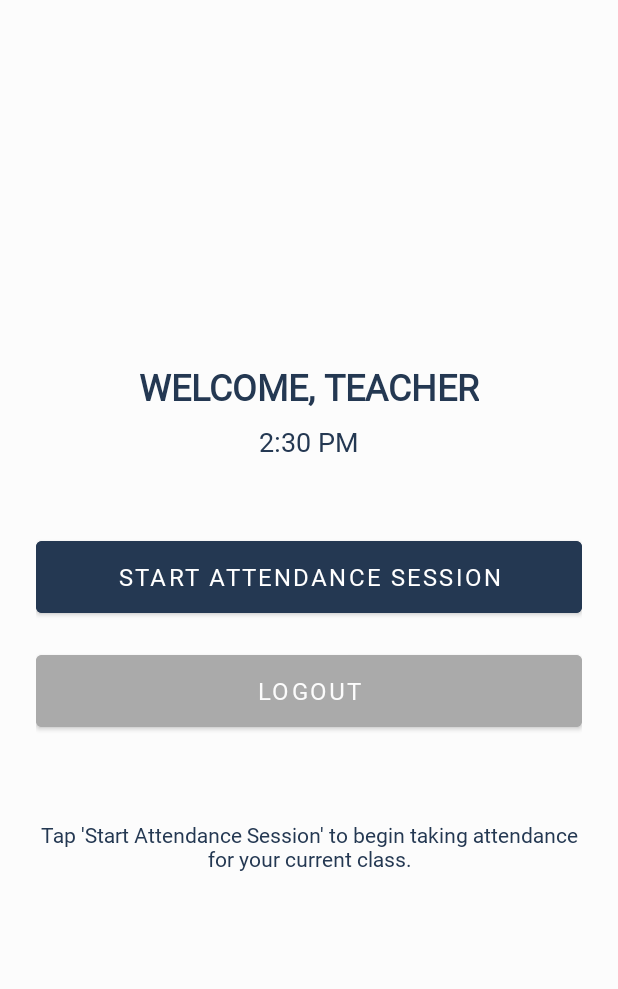
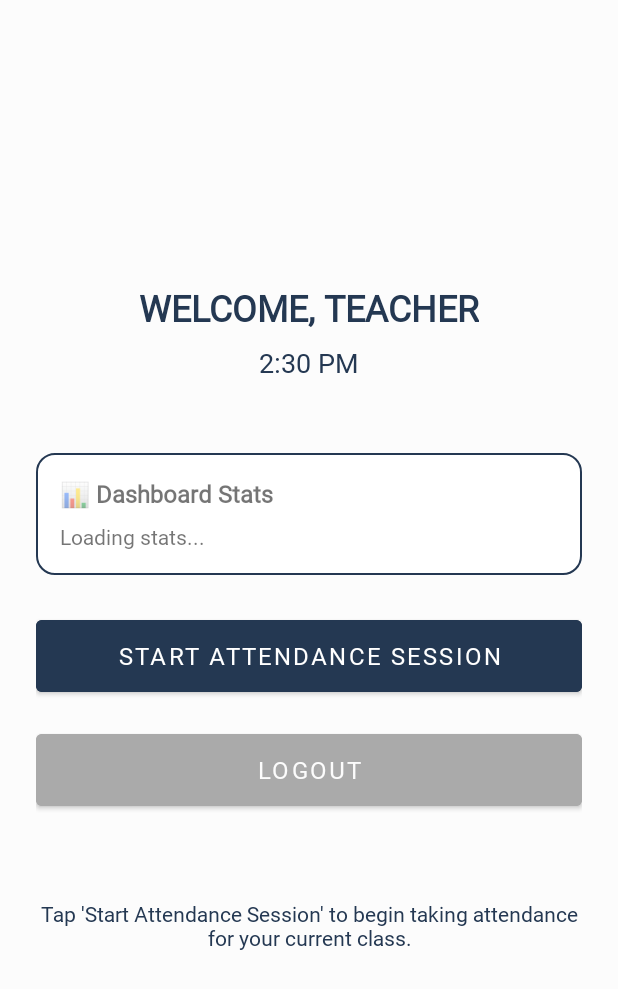
Before and after one commit to Izora9099/FaceIt, an Android app: the layout activity_teacher_dashboard.xml on its own in the app's theme, with its tools: preview values and no code run, on a phone screen of 412 x 824 dp. Shown: the top 989 px of the screen. Run offline under Robolectric (Android 15) with nearby library versions, the phone set to English and light mode, and no system bars.

Commit message:
final modifications

```diff
--- a/app/src/main/AndroidManifest.xml
+++ b/app/src/main/AndroidManifest.xml
@@ -29,7 +29,7 @@
             android:name=".BasicAttendanceActivity"
             android:exported="false" />
         <activity
-            android:name=".CourseSelectionActvity"
+            android:name=".CourseSelectionActivity"
             android:exported="false" />
         <activity
             android:name=".TeacherDashboardActivity"
--- a/app/src/main/res/layout/activity_teacher_dashboard.xml
+++ b/app/src/main/res/layout/activity_teacher_dashboard.xml
@@ -30,6 +30,33 @@
             android:textSize="18sp"
             android:textColor="@color/primary_color"/>
     </LinearLayout>
+
+    <!-- Stats Card -->
+    <LinearLayout
+        android:layout_width="match_parent"
+        android:layout_height="wrap_content"
+        android:orientation="vertical"
+        android:background="@drawable/rounded_border"
+        android:padding="16dp"
+        android:layout_marginBottom="24dp">
+
+        <TextView
+            android:layout_width="wrap_content"
+            android:layout_height="wrap_content"
+            android:text="📊 Dashboard Stats"
+            android:textSize="16sp"
+            android:textStyle="bold"
+            android:layout_marginBottom="8dp"/>
+
+        <TextView
+            android:id="@+id/stats_text"
+            android:layout_width="wrap_content"
+            android:layout_height="wrap_content"
+            android:text="Loading stats..."
+            android:textSize="14sp"
+            android:lineSpacingExtra="4dp"/>
+    </LinearLayout>
+
 
     <!-- Action Buttons -->
     <LinearLayout
```
Also changed, not shown: app/src/main/res/layout/item_course.xml (added, +85 -0 lines).
